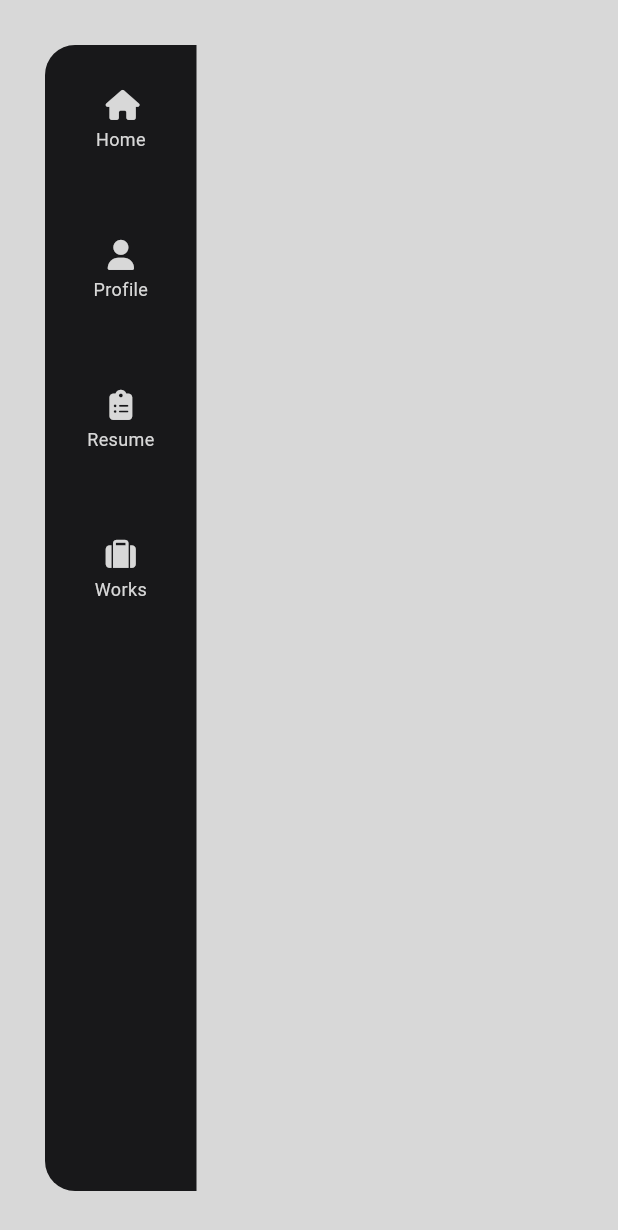
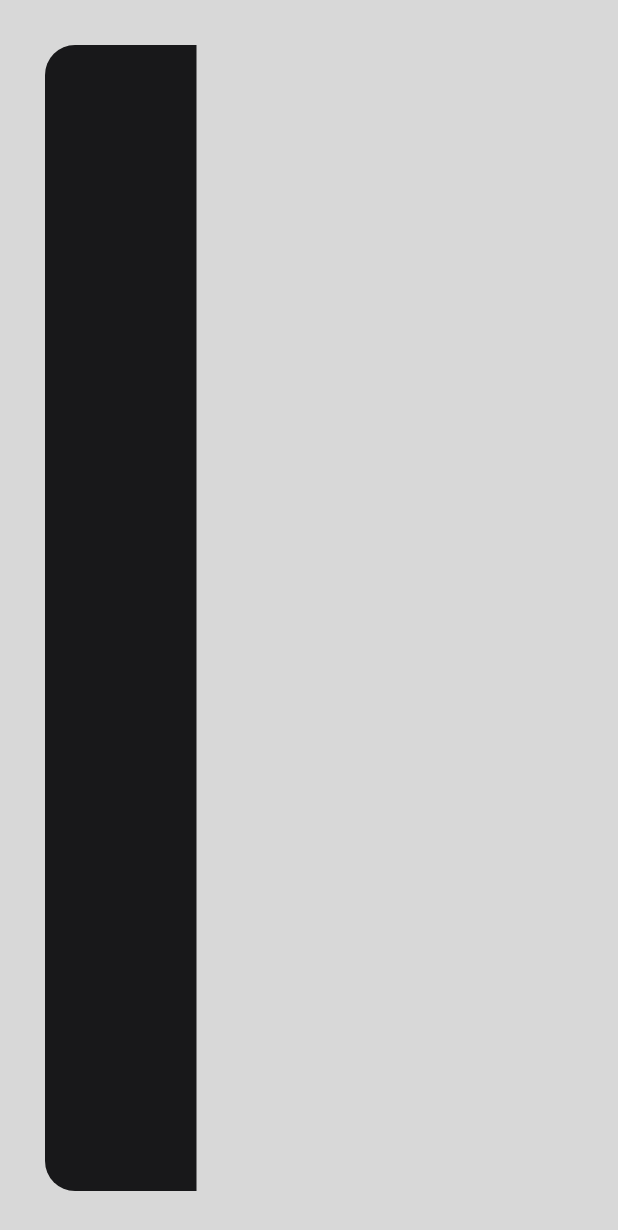
Before and after one commit to bitshets/resume, a Flutter app: the screen it shows after launch, on a phone screen of 412 x 824 dp. Shown: the top 1230 px of the screen. Run offline on Flutter 3.47's test engine with Material 3 defaults, Android fonts, the phone set to English and light mode, and no system bars; our stand-ins replace font_awesome_flutter.

Commit message:
Remove icons to see if the problem is from Icons.

```diff
--- a/lib/main.dart
+++ b/lib/main.dart
@@ -77,7 +77,8 @@ class _MyHomePageState extends State<MyHomePage> {
                     left: Radius.circular(20.0),
                   ),
                 ),
-                child: Positioned(
+                child:
+                    const SizedBox(), /*Positioned(
                   top: 10.0,
                   child: Column(
                     children: icon
@@ -97,7 +98,7 @@ class _MyHomePageState extends State<MyHomePage> {
                         )
                         .toList(),
                   ),
-                ),
+                ),*/
               ),
             ],
           ),
```
